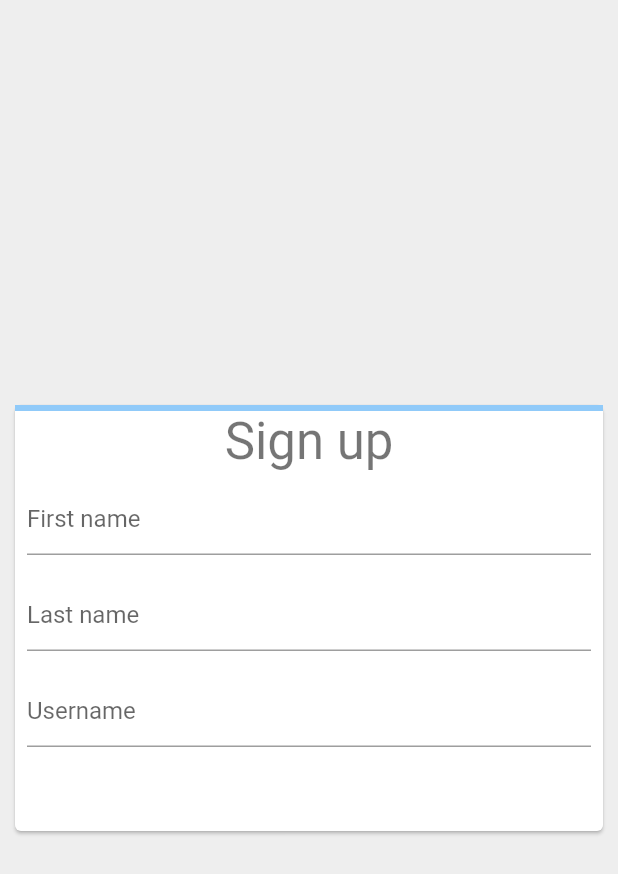
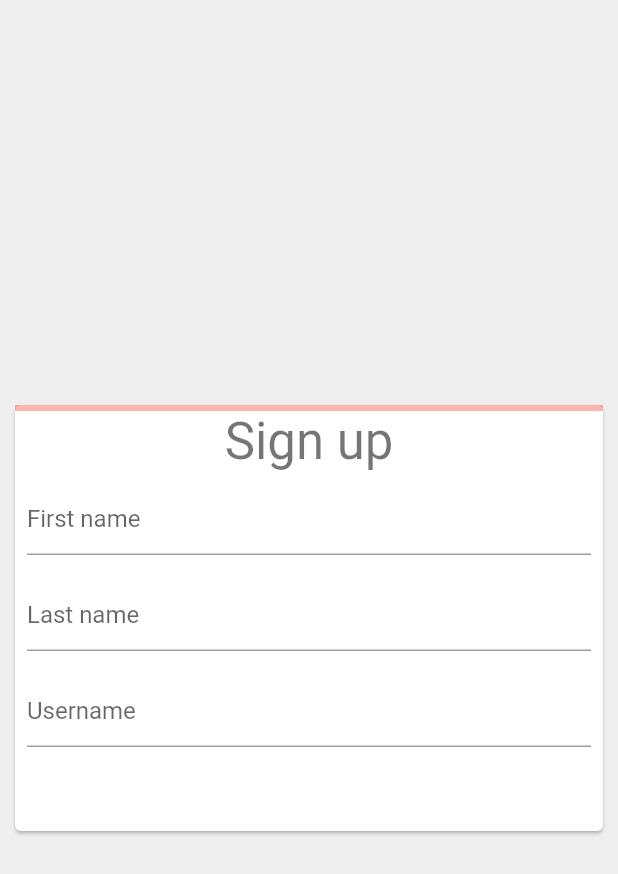
Before and after one commit to na8esin/flutter_web_sample, a Flutter app: the screen it shows after launch, on a phone screen of 412 x 824 dp. Shown: the top 874 px of the screen. Run offline on Flutter 3.47's test engine with Material 2 defaults, Android fonts, the phone set to English and light mode, and no system bars.

Commit message:
get-started/codelab-web Step 3 finished

```diff
--- a/lib/main.dart
+++ b/lib/main.dart
@@ -73,7 +73,7 @@
       child: Column(
         mainAxisSize: MainAxisSize.min,
         children: [
-          LinearProgressIndicator(value: _formProgress),
+          AnimatedProgressIndicator(value: _formProgress),
           Text('Sign up', style: Theme
               .of(context)
               .textTheme
@@ -121,3 +121,64 @@
     );
   }
 }
+
+class AnimatedProgressIndicator extends StatefulWidget {
+  final double value;
+
+  AnimatedProgressIndicator({
+    @required this.value,
+  });
+
+  @override
+  State<StatefulWidget> createState() {
+    return _AnimatedProgressIndicatorState();
+  }
+}
+
+class _AnimatedProgressIndicatorState extends State<AnimatedProgressIndicator>
+    with SingleTickerProviderStateMixin {
+  AnimationController _controller;
+  Animation<Color> _colorAnimation;
+  Animation<double> _curveAnimation;
+
+  void initState() {
+    super.initState();
+    _controller = AnimationController(
+        duration: Duration(milliseconds: 1200), vsync: this);
+
+    var colorTween = TweenSequence([
+      TweenSequenceItem(
+        tween: ColorTween(begin: Colors.red, end: Colors.orange),
+        weight: 1,
+      ),
+      TweenSequenceItem(
+        tween: ColorTween(begin: Colors.orange, end: Colors.yellow),
+        weight: 1,
+      ),
+      TweenSequenceItem(
+        tween: ColorTween(begin: Colors.yellow, end: Colors.green),
+        weight: 1,
+      ),
+    ]);
+
+    _colorAnimation = _controller.drive(colorTween);
+    _curveAnimation = _controller.drive(CurveTween(curve: Curves.easeIn));
+  }
+
+  void didUpdateWidget(oldWidget) {
+    super.didUpdateWidget(oldWidget);
+    _controller.animateTo(widget.value);
+  }
+
+  @override
+  Widget build(BuildContext context) {
+    return AnimatedBuilder(
+      animation: _controller,
+      builder: (context, child) => LinearProgressIndicator(
+        value: _curveAnimation.value,
+        valueColor: _colorAnimation,
+        backgroundColor: _colorAnimation.value.withOpacity(0.4),
+      ),
+    );
+  }
+}
```
